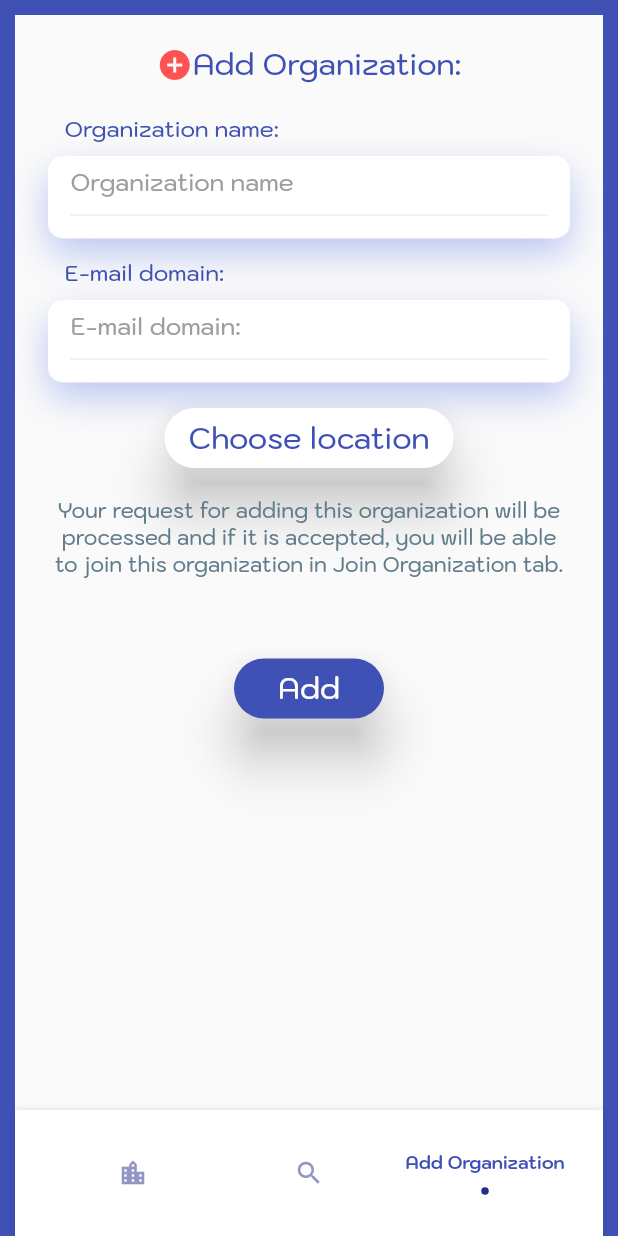
After one commit to AhmedAshraf97/FelSekka-Application, a Flutter app: the Organizations screen opened directly, item 3 of the bottom bar chosen, on a phone screen of 412 x 824 dp. The commit adds this screen. Run offline on Flutter 3.47's test engine with Material 2 defaults, Android fonts, the phone set to English and light mode, and no system bars; our stand-ins replace bloc, flashy_tab_bar, flutter_bloc, google_maps_flutter, progress_indicators, rxdart and 1 more; missing offline and left inert: gender_selector, google_maps_place_picker, rich_alert; accounts and stored records are empty.

Commit message:
Add Organization.

```diff
--- /dev/null
+++ b/lib/pages/organizations.dart
@@ -0,0 +1,443 @@
+import 'dart:convert';
+import 'package:felsekka/pages/navigation_bloc.dart';
+import 'package:felsekka/pages/signup2.dart';
+import 'package:flutter/cupertino.dart';
+import 'package:flutter/material.dart';
+import 'package:flutter/rendering.dart';
+import 'package:flashy_tab_bar/flashy_tab_bar.dart';
+import 'package:flutter/services.dart';
+import 'package:google_maps_flutter/google_maps_flutter.dart';
+import 'package:google_maps_place_picker/google_maps_place_picker.dart';
+import 'package:http/http.dart';
+import 'package:progress_indicators/progress_indicators.dart';
+import 'package:rich_alert/rich_alert.dart';
+import 'package:shared_preferences/shared_preferences.dart';
+
+import 'AnimatedPage Route.dart';
+
+class Organizations extends StatefulWidget with NavigationStates{
+  @override
+  _OrganizationsState createState() => _OrganizationsState();
+}
+
+class _OrganizationsState extends State<Organizations> {
+  static TextEditingController nameController = new TextEditingController();
+  static TextEditingController domainController = new TextEditingController();
+  int _selectedIndex = 0;
+  PickResult selectedPlace;
+  String latitude="";
+  String longitude="";
+  @override
+  Widget build(BuildContext context) {
+    final tabs=[
+      Center(child: Text("My orgs"),),
+      Center(child: Text("Join orgs")),
+      SingleChildScrollView(
+        child: Column(
+          mainAxisAlignment: MainAxisAlignment.center,
+          crossAxisAlignment: CrossAxisAlignment.center,
+          children: <Widget>[
+            SizedBox(
+              height: 20,
+            ),
+            Row(
+              mainAxisAlignment: MainAxisAlignment.center,
+              crossAxisAlignment: CrossAxisAlignment.center,
+              children: <Widget>[
+                Icon(
+                  Icons.add_circle,
+                  color:Colors.redAccent,
+                ),
+                Text(
+                  "Add Organization:",
+                  style: TextStyle(
+                  color: Colors.indigo,
+                    fontSize: 20,
+                ),
+                ),
+              ],
+            ),
+            Column(
+              mainAxisAlignment: MainAxisAlignment.start,
+              crossAxisAlignment: CrossAxisAlignment.start,
+              children: <Widget>[
+                SizedBox(
+                  height: 20,
+                ),
+                Padding(
+                  padding: const EdgeInsets.fromLTRB(33,0,22,0),
+                  child: Text("Organization name:", style: TextStyle(color:Colors.indigo,fontSize: 15)),
+                ),
+                SizedBox(
+                  height: 3,
+                ),
+                Padding(
+                  padding: const EdgeInsets.fromLTRB(22,5.0,22,13),
+                  child: Container(
+                    height: 55.0,
+                    padding: EdgeInsets.all(15.0),
+                    decoration: BoxDecoration(
+                      color: Colors.white,
+                      borderRadius: BorderRadius.circular(10),
+                      boxShadow: [BoxShadow(
+                        color: Color.fromRGBO(39, 78, 220, 0.3),
+                        blurRadius: 20.0,
+                        offset: Offset(0,10),
+                      )],
+                    ),
+                    child: Container(
+                      decoration: BoxDecoration(
+                        border: Border(bottom: BorderSide(color: Colors.grey[200])),
+                      ),
+                      child: TextField(
+                        controller: nameController,
+                        maxLength: 30,
+                        decoration: InputDecoration(
+                          counterText: "",
+                          hintText: "Organization name",
+                          hintStyle: TextStyle(color:Colors.grey),
+                          border: InputBorder.none,
+                        ),
+                      ),
+                    ),
+                  ),
+                ),
+                Padding(
+                  padding: const EdgeInsets.fromLTRB(33,0,22,0),
+                  child: Text("E-mail domain:", style: TextStyle(color:Colors.indigo,fontSize: 15)),
+                ),
+                SizedBox(
+                  height: 3,
+                ),
+                Padding(
+                  padding: const EdgeInsets.fromLTRB(22,5.0,22,13),
+                  child: Container(
+                    height: 55.0,
+                    padding: EdgeInsets.all(15.0),
+                    decoration: BoxDecoration(
+                      color: Colors.white,
+                      borderRadius: BorderRadius.circular(10),
+                      boxShadow: [BoxShadow(
+                        color: Color.fromRGBO(39, 78, 220, 0.3),
+                        blurRadius: 20.0,
+                        offset: Offset(0,10),
+                      )],
+                    ),
+                    child: Container(
+                      decoration: BoxDecoration(
+                        border: Border(bottom: BorderSide(color: Colors.grey[200])),
+                      ),
+                      child: TextField(
+                        controller: domainController,
+                        maxLength: 30,
+                        decoration: InputDecoration(
+                          counterText: "",
+                          hintText: "E-mail domain:",
+                          hintStyle: TextStyle(color:Colors.grey),
+                          border: InputBorder.none,
+                        ),
+                      ),
+                    ),
+                  ),
+                ),
+              ],
+            ),
+            MaterialButton(
+              child: Text("Choose location",
+                style: TextStyle(
+                  color: Colors.indigo,
+                  fontSize: 20.0,
+                  fontFamily: "Kodchasan",
+                ),
+              ),
+              height:40,
+              minWidth:100,
+              color: Colors.white,
+              elevation: 15,
+              highlightColor: Colors.grey,
+              splashColor: Colors.blueGrey,
+              shape: RoundedRectangleBorder(
+                borderRadius: BorderRadius.circular(50),
+              ),
+              onPressed: (){
+                Navigator.push(
+                  context,
+                  MaterialPageRoute(
+                    builder: (context) {
+                      return PlacePicker(
+                        apiKey: "AIzaSyC6NQ_ODwiORDBTsuB5k9J8prDQ_MTZgB4",
+                        useCurrentLocation: true,
+                        onPlacePicked: (result) {
+                          selectedPlace = result;
+                          latitude=selectedPlace.geometry.location.lat.toString();
+                          longitude=selectedPlace.geometry.location.lng.toString();
+                          Navigator.of(context).pop();
+                          setState(() {});
+                        },
+                      );
+                    },
+                  ),
+                );
+              },
+            ),
+            selectedPlace == null ? Container() : Text(selectedPlace.formattedAddress ?? "", textAlign: TextAlign.center,),
+
+            Padding(
+              padding: const EdgeInsets.fromLTRB(25, 15, 25, 50),
+              child: Text("Your request for adding this organization will be processed and if it is accepted, you will be able to join this organization in Join Organization tab.", textAlign: TextAlign.center, style:TextStyle(color: Colors.blueGrey)),
+            ),
+            MaterialButton(
+              child: Text("Add",
+                style: TextStyle(
+                  color: Colors.white,
+                  fontSize: 20.0,
+                  fontFamily: "Kodchasan",
+                ),
+              ),
+              height:40,
+              minWidth:100,
+              color: Colors.indigo,
+              elevation: 15,
+              highlightColor: Colors.grey,
+              splashColor: Colors.blueGrey,
+              shape: RoundedRectangleBorder(
+                borderRadius: BorderRadius.circular(50),
+              ),
+              onPressed: (){
+                String name= nameController.text;
+                String domain= domainController.text;
+                bool Valid= true;
+                //Name validations:
+                if(name.isEmpty)
+                {
+                  Valid = false;
+                  showDialog(
+                      context: context,
+                      builder: (BuildContext context) {
+                        return RichAlertDialog(
+                          alertTitle: richTitle("Organization name"),
+                          alertSubtitle: richSubtitle("Organization name is required"),
+                          alertType: RichAlertType.WARNING,
+                          dialogIcon: Icon(
+                            Icons.warning,
+                            color: Colors.red,
+                            size: 80,
+                          ),
+                          actions: <Widget>[
+                            new OutlineButton(
+                              shape: StadiumBorder(),
+                              textColor: Colors.blue,
+                              child: Text('Ok', style: TextStyle(color: Colors.indigo[400],fontSize: 30),),
+                              borderSide: BorderSide(
+                                  color: Colors.indigo[400], style: BorderStyle.solid,
+                                  width: 1),
+                              onPressed: () {
+                                Navigator.pop(context);
+                              },
+                            ),
+                          ],
+                        );
+                      });
+                }
+                //Domain validations:
+                else if(domain.isEmpty)
+                {
+                  Valid = false;
+                  showDialog(
+                      context: context,
+                      builder: (BuildContext context) {
+                        return RichAlertDialog(
+                          alertTitle: richTitle("E-mail domain"),
+                          alertSubtitle: richSubtitle("E-mail domain is required"),
+                          alertType: RichAlertType.WARNING,
+                          dialogIcon: Icon(
+                            Icons.warning,
+                            color: Colors.red,
+                            size: 80,
+                          ),
+                          actions: <Widget>[
+                            new OutlineButton(
+                              shape: StadiumBorder(),
+                              textColor: Colors.blue,
+                              child: Text('Ok', style: TextStyle(color: Colors.indigo[400],fontSize: 30),),
+                              borderSide: BorderSide(
+                                  color: Colors.indigo[400], style: BorderStyle.solid,
+                                  width: 1),
+                              onPressed: () {
+                                Navigator.pop(context);
+                              },
+                            ),
+                          ],
+                        );
+                      });
+                }
+                else if(selectedPlace==null)
+                {
+                  Valid = false;
+                  showDialog(
+                      context: context,
+                      builder: (BuildContext context) {
+                        return RichAlertDialog(
+                          alertTitle: richTitle("Location"),
+                          alertSubtitle: richSubtitle("Location is required"),
+                          alertType: RichAlertType.WARNING,
+                          dialogIcon: Icon(
+                            Icons.warning,
+                            color: Colors.red,
+                            size: 80,
+                          ),
+                          actions: <Widget>[
+                            new OutlineButton(
+                              shape: StadiumBorder(),
+                              textColor: Colors.blue,
+                              child: Text('Ok', style: TextStyle(color: Colors.indigo[400],fontSize: 30),),
+                              borderSide: BorderSide(
+                                  color: Colors.indigo[400], style: BorderStyle.solid,
+                                  width: 1),
+                              onPressed: () {
+                                Navigator.pop(context);
+                              },
+                            ),
+                          ],
+                        );
+                      });
+                }
+                if(Valid==true)
+                {
+                  void getData() async{
+                    SharedPreferences prefs = await SharedPreferences.getInstance();
+                    String token = await (prefs.getString('token')??'');
+                    Map<String, String> body = {
+                      'name': name,
+                      'domain': domain,
+                      'latitude': latitude,
+                      'longitude' : longitude,
+                    };
+                    print(body);
+                    String url="http://3.81.22.120:3000/api/addorg";
+                    Response response =await post(url, headers:{'authorization': token}, body: body);
+                    print(response.body);
+                    if(response.statusCode != 200)
+                    {
+                      Map data= jsonDecode(response.body);
+                      showDialog(
+                          context: context,
+                          builder: (BuildContext context) {
+                            return RichAlertDialog(
+                              alertTitle: richTitle(data['error']),
+                              alertSubtitle: richSubtitle(data['message']),
+                              alertType: RichAlertType.WARNING,
+                              dialogIcon: Icon(
+                                Icons.warning,
+                                color: Colors.red,
+                                size: 80,
+                              ),
+                              actions: <Widget>[
+                                new OutlineButton(
+                                  shape: StadiumBorder(),
+                                  textColor: Colors.blue,
+                                  child: Text('Ok', style: TextStyle(color: Colors.indigo[400],fontSize: 30),),
+                                  borderSide: BorderSide(
+                                      color: Colors.indigo[400], style: BorderStyle.solid,
+                                      width: 1),
+                                  onPressed: () {
+                                    Navigator.pop(context);
+                                  },
+                                ),
+                              ],
+                            );
+                          });
+                    }
+                    else{
+                      nameController.text="";
+                      domainController.text="";
+                      selectedPlace=null;
+                      setState(() {
+                      });
+                      showDialog(
+                          context: context,
+                          builder: (BuildContext context) {
+                            return RichAlertDialog(
+                              alertTitle: richTitle("Done"),
+                              alertSubtitle: richSubtitle("Your request will be processed."),
+                              alertType: RichAlertType.SUCCESS,
+                              dialogIcon: Icon(
+                                Icons.check,
+                                color: Colors.green,
+                                size: 100,
+                              ),
+                              actions: <Widget>[
+                                new OutlineButton(
+                                  shape: StadiumBorder(),
+                                  textColor: Colors.blue,
+                                  child: Text('Ok', style: TextStyle(color: Colors.indigo[400],fontSize: 30),),
+                                  borderSide: BorderSide(
+                                      color: Colors.indigo[400], style: BorderStyle.solid,
+                                      width: 1),
+                                  onPressed: () {
+                                    Navigator.pop(context);
+                                  },
+                                ),
+                              ],
+                            );
+                          });
+                      }
+                  }
+                  getData();
+                }
+              },
+            ),
+          ],
+        ),
+      ),
+    ];
+    return Scaffold(
+      body: Column(
+        children: <Widget>[
+          Expanded(
+            child: Container(
+              width: double.infinity,
+              decoration: BoxDecoration(
+                color: Colors.indigo,
+              ),
+              child: Padding(
+                padding: const EdgeInsets.fromLTRB(10.0,10,10,0),
+                child: Container(
+                    decoration: BoxDecoration(
+                        color: Colors.white,
+                        borderRadius: BorderRadius.only(topLeft: Radius.circular(30),topRight: Radius.circular(30))
+                    ),
+                    child:Scaffold(
+                      bottomNavigationBar: FlashyTabBar(
+                        animationCurve: Curves.linear,
+                        selectedIndex: _selectedIndex,
+                        showElevation: true, // use this to remove appBar's elevation
+                        onItemSelected: (index) => setState(() {
+                          _selectedIndex = index;
+                        }),
+                        items: [
+                          FlashyTabBarItem(
+                            icon: Icon(Icons.location_city),
+                            title: Text('My Organizations', style: TextStyle(fontSize: 12,color: Colors.indigo),),
+                          ),
+                          FlashyTabBarItem(
+                            icon: Icon(Icons.search),
+                            title: Text('Join Organization', style: TextStyle(fontSize: 12,color: Colors.indigo),),
+                          ),
+                          FlashyTabBarItem(
+                            icon: Icon(Icons.add),
+                            title: Text('Add Organization', style: TextStyle(fontSize: 12,color: Colors.indigo),),
+                          ),
+                        ],
+                      ),
+                      body: tabs[_selectedIndex],
+                    ),
+                ),
+              ),
+            ),
+          ),
+        ],
+      ),
+    );
+  }
+}
--- a/lib/pages/profile.dart
+++ b/lib/pages/profile.dart
@@ -594,7 +594,7 @@ class _ProfileState extends State<Profile> {
                                           width: 20,
                                         ),
                                         Icon(
-                                          Icons.people,
+                                          Icons.wc,
                                           color: Colors.indigo,
                                         ),
                                         SizedBox(
--- a/lib/pages/sidebar.dart
+++ b/lib/pages/sidebar.dart
@@ -363,11 +363,11 @@ class _SideBarState extends State<SideBar> with SingleTickerProviderStateMixin<S
                                   endIndent: 32,
                                 ),
                                 MenuItem(
-                                  icon: Icons.store_mall_directory,
+                                  icon: Icons.location_city,
                                   title: "Organizations",
                                   onTap: () {
                                     onIconPressed();
-                                    //BlocProvider.of<NavigationBloc>(context).add(NavigationEvents.MyOrdersClickedEvent);
+                                    BlocProvider.of<NavigationBloc>(context).add(NavigationEvents.OrgsClickedEvent);
                                   },
                                 ),
                                 Divider(
--- a/pubspec.yaml
+++ b/pubspec.yaml
@@ -30,6 +30,7 @@ dependencies:
   rich_alert: ^0.1.32
   progress_indicators: ^0.1.5
   google_maps_flutter:
+  flashy_tab_bar: ^0.0.3
   # The following adds the Cupertino Icons font to your application.
   # Use with the CupertinoIcons class for iOS style icons.
   cupertino_icons: ^0.1.2
```
Also changed, not shown: lib/pages/navigation_bloc.dart (+4 -3 lines), pubspec.lock.
